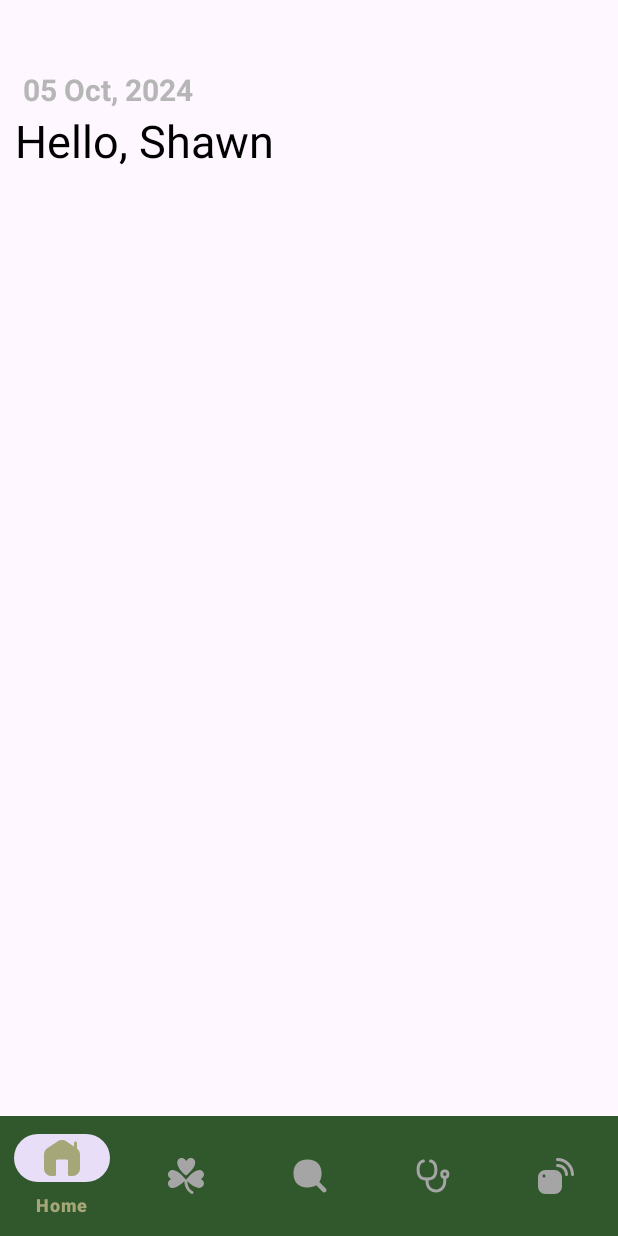
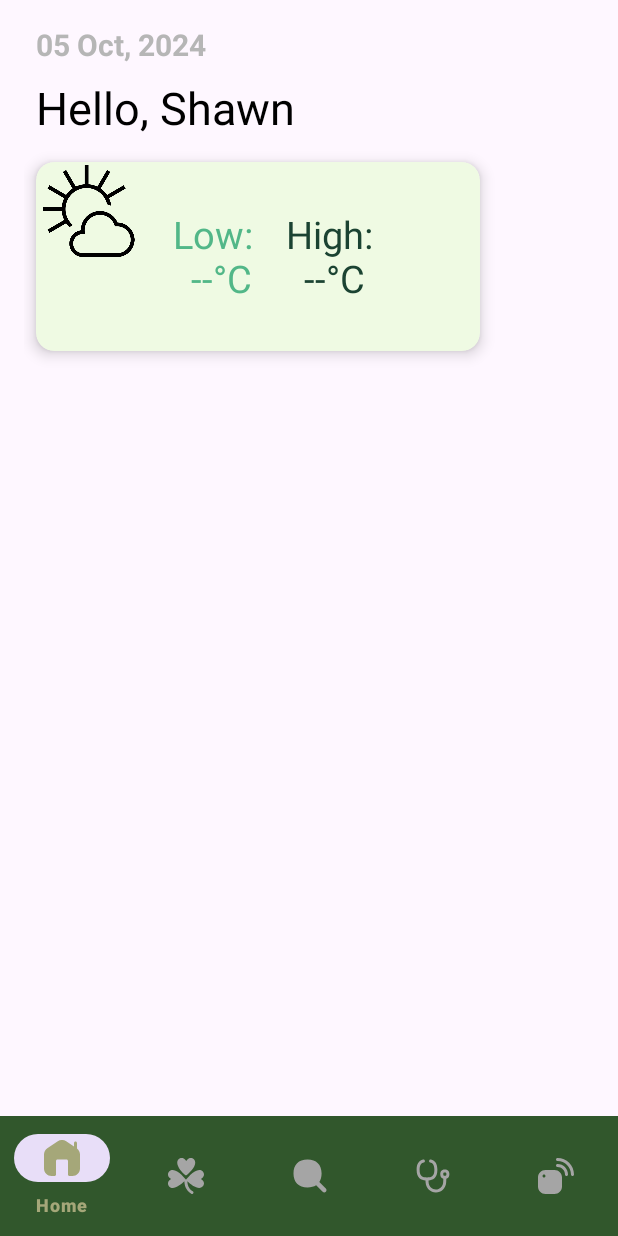
Before and after one commit to thedarshannn/SmartHomeGardenSys, an Android app: the screen it shows after launch (MainActivity), on a phone screen of 412 x 824 dp. Run offline under Robolectric (Android 15) with nearby library versions, the phone set to English and light mode, and no system bars.

Commit message:
Added cardview for weather information and an icon image.

```diff
--- a/SmartHomeGarden/src/main/res/layout/fragment_home.xml
+++ b/SmartHomeGarden/src/main/res/layout/fragment_home.xml
@@ -1,37 +1,80 @@
 <?xml version="1.0" encoding="utf-8"?>
-<androidx.constraintlayout.widget.ConstraintLayout xmlns:android="http://schemas.android.com/apk/res/android"
+<LinearLayout xmlns:android="http://schemas.android.com/apk/res/android"
+    xmlns:app="http://schemas.android.com/apk/res-auto"
     xmlns:tools="http://schemas.android.com/tools"
     android:layout_width="match_parent"
     android:layout_height="match_parent"
-    xmlns:app="http://schemas.android.com/apk/res-auto"
-    tools:context=".ui.fragments.HomeFragment">
+    android:orientation="vertical"
+    android:padding="16dp"
+    android:gravity="start"
+    tools:context=".MainActivity">
 
     <TextClock
         android:id="@+id/textClock"
         android:layout_width="wrap_content"
         android:layout_height="wrap_content"
-        android:layout_centerHorizontal="true"
         android:textColor="@color/grey"
         android:textSize="20sp"
         android:textStyle="bold"
-        app:layout_constraintBottom_toBottomOf="parent"
-        app:layout_constraintEnd_toEndOf="parent"
-        app:layout_constraintHorizontal_bias="0.051"
-        app:layout_constraintStart_toStartOf="parent"
-        app:layout_constraintTop_toTopOf="parent"
-        app:layout_constraintVertical_bias="0.064" />
+        android:layout_gravity="start"
+        android:layout_marginStart="8dp"/>
 
     <TextView
         android:id="@+id/greetingTextView"
         android:layout_width="wrap_content"
         android:layout_height="wrap_content"
-        android:textColor= "@color/black"
+        android:textColor="@color/black"
         android:textSize="30sp"
-        app:layout_constraintBottom_toBottomOf="parent"
-        app:layout_constraintEnd_toEndOf="parent"
-        app:layout_constraintHorizontal_bias="0.041"
-        app:layout_constraintStart_toStartOf="parent"
-        app:layout_constraintTop_toBottomOf="@+id/textClock"
-        app:layout_constraintVertical_bias="0.0" />
+        android:layout_marginTop="8dp"
+        android:layout_gravity="start"
+        android:layout_marginStart="8dp"/>
 
-</androidx.constraintlayout.widget.ConstraintLayout>
+    <androidx.cardview.widget.CardView
+        android:id="@+id/cardView"
+        android:layout_width="296dp"
+        android:layout_height="126dp"
+        android:orientation="vertical"
+        android:padding="16dp"
+        app:cardBackgroundColor="#EFFAE3"
+        app:cardCornerRadius="12dp"
+        app:cardElevation="6dp"
+        android:layout_gravity="start"
+        android:layout_marginTop="16dp"
+        android:layout_marginStart="8dp">
+
+        <LinearLayout
+            android:layout_width="match_parent"
+            android:layout_height="match_parent"
+            android:orientation="horizontal"
+            android:gravity="center_vertical|start">
+
+            <ImageView
+                android:id="@+id/weather_icon"
+                android:layout_width="70dp"
+                android:layout_height="61dp"
+                android:layout_marginEnd="21dp"
+                android:layout_marginBottom="30dp"
+                android:src="@drawable/weather_icon" />
+
+            <TextView
+                android:id="@+id/tv_low_temp"
+                android:layout_width="wrap_content"
+                android:layout_height="wrap_content"
+                android:layout_marginEnd="16dp"
+                android:text="Low: \n  --°C"
+                android:textColor="#52b788"
+                android:textSize="25sp" />
+
+            <TextView
+                android:id="@+id/tv_high_temp"
+                android:layout_width="wrap_content"
+                android:layout_height="wrap_content"
+                android:text="High: \n  --°C"
+                android:textColor="#1b4332"
+                android:textSize="25sp" />
+
+        </LinearLayout>
+
+    </androidx.cardview.widget.CardView>
+
+</LinearLayout>
```
Also changed, not shown: SmartHomeGarden/src/main/res/drawable/weather_icon.png (added).
